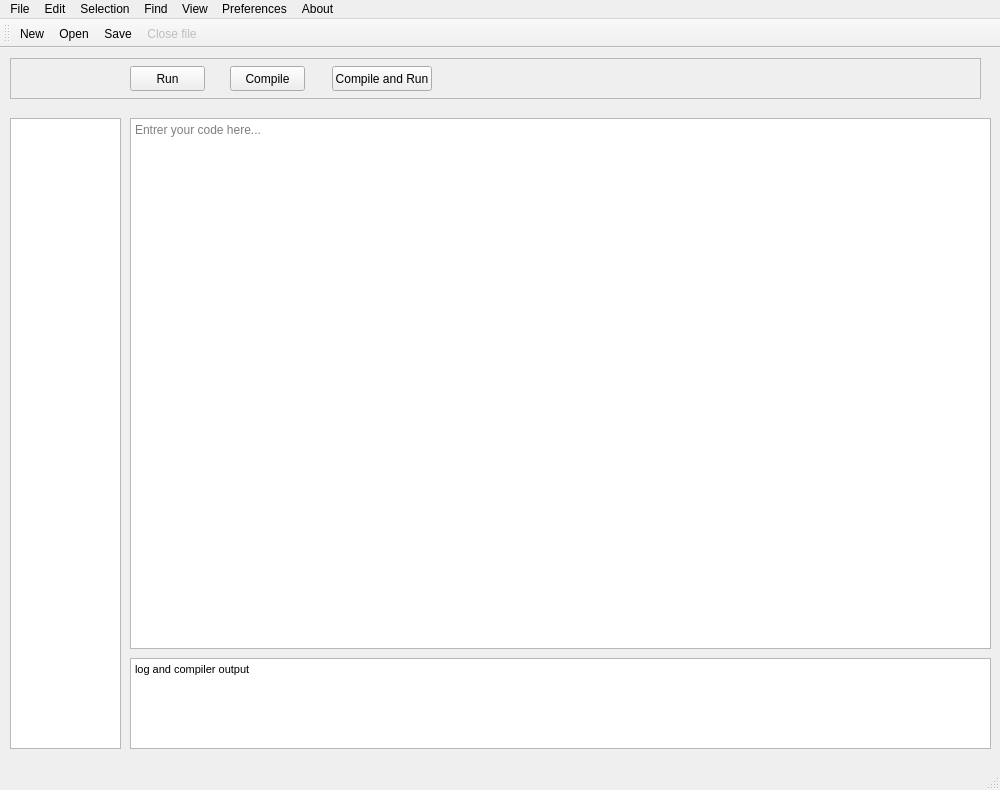
Above: mainwindow.ui from plmr0/wyde before the change. Below: the same form after it.
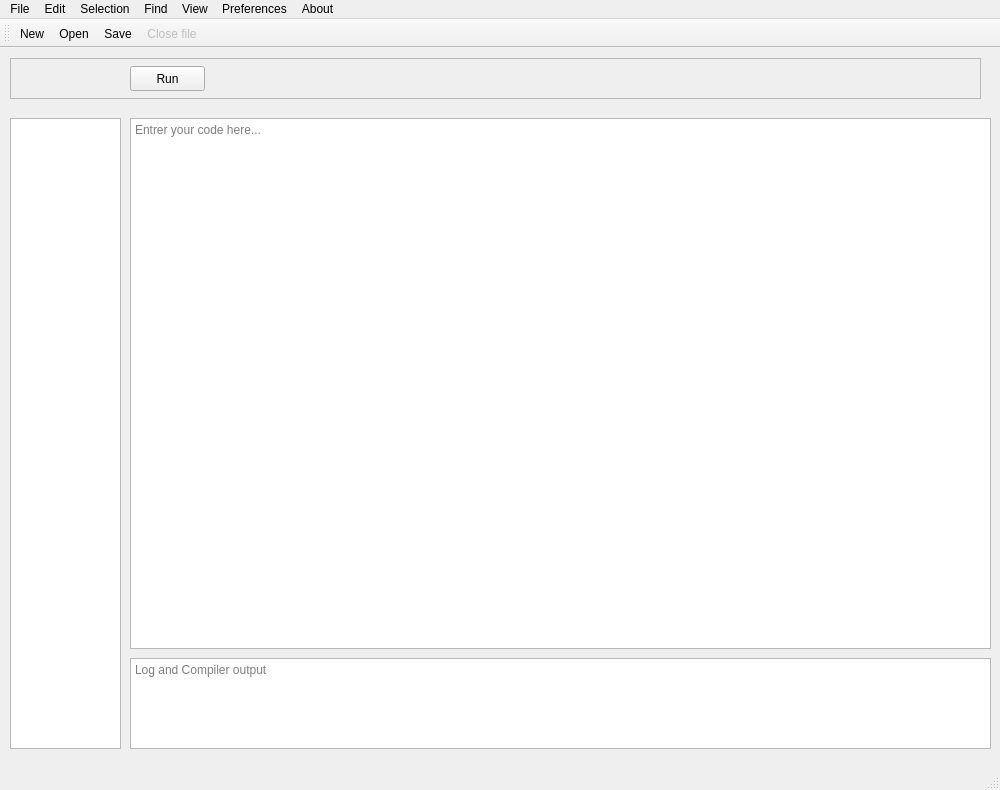
That is the form after the change. Icons and pictures are not drawn.

```diff
--- a/mainwindow.ui
+++ b/mainwindow.ui
@@ -59,7 +59,10 @@
 &lt;html&gt;&lt;head&gt;&lt;meta name=&quot;qrichtext&quot; content=&quot;1&quot; /&gt;&lt;style type=&quot;text/css&quot;&gt;
 p, li { white-space: pre-wrap; }
 &lt;/style&gt;&lt;/head&gt;&lt;body style=&quot; font-family:'MS Shell Dlg 2'; font-size:8.25pt; font-weight:400; font-style:normal;&quot;&gt;
-&lt;p style=&quot; margin-top:0px; margin-bottom:0px; margin-left:0px; margin-right:0px; -qt-block-indent:0; text-indent:0px;&quot;&gt;log and compiler output&lt;/p&gt;&lt;/body&gt;&lt;/html&gt;</string>
+&lt;p style=&quot;-qt-paragraph-type:empty; margin-top:0px; margin-bottom:0px; margin-left:0px; margin-right:0px; -qt-block-indent:0; text-indent:0px;&quot;&gt;&lt;br /&gt;&lt;/p&gt;&lt;/body&gt;&lt;/html&gt;</string>
+       </property>
+       <property name="placeholderText">
+        <string>Log and Compiler output</string>
        </property>
       </widget>
      </item>
@@ -111,32 +114,6 @@
          <string>Run</string>
         </property>
        </widget>
-       <widget class="QPushButton" name="pushButton_2">
-        <property name="geometry">
-         <rect>
-          <x>220</x>
-          <y>8</y>
-          <width>75</width>
-          <height>25</height>
-         </rect>
-        </property>
-        <property name="text">
-         <string>Compile</string>
-        </property>
-       </widget>
-       <widget class="QPushButton" name="pushButton_3">
-        <property name="geometry">
-         <rect>
-          <x>322</x>
-          <y>8</y>
-          <width>100</width>
-          <height>25</height>
-         </rect>
-        </property>
-        <property name="text">
-         <string>Compile and Run</string>
-        </property>
-       </widget>
       </widget>
      </item>
     </layout>
```
